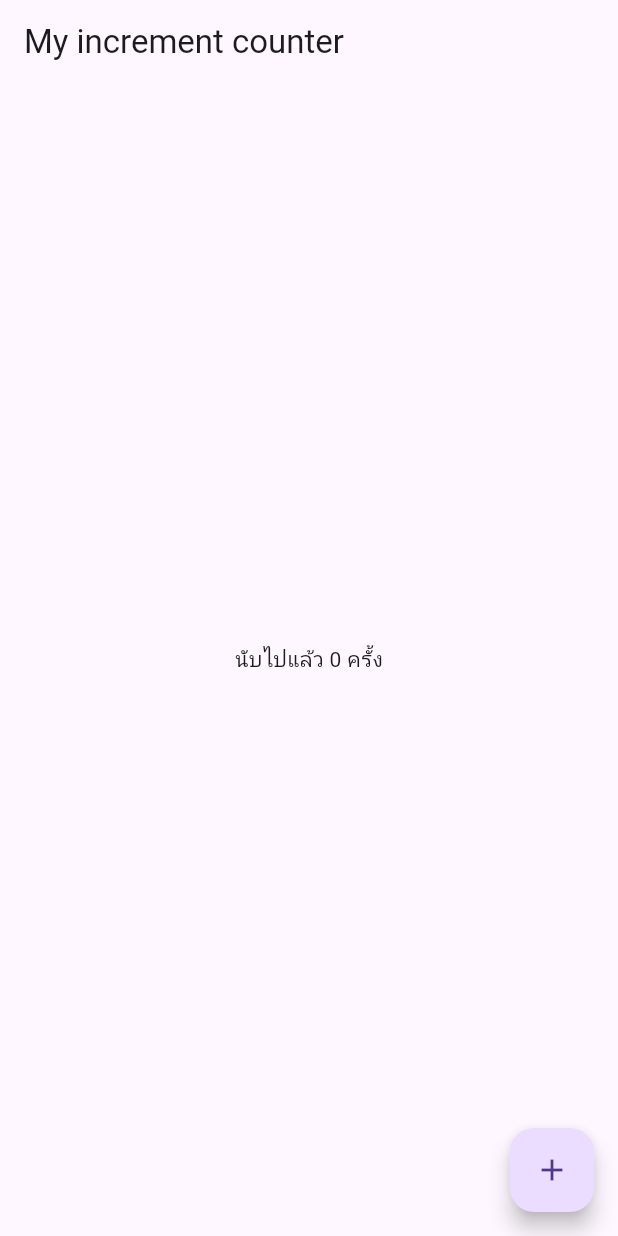
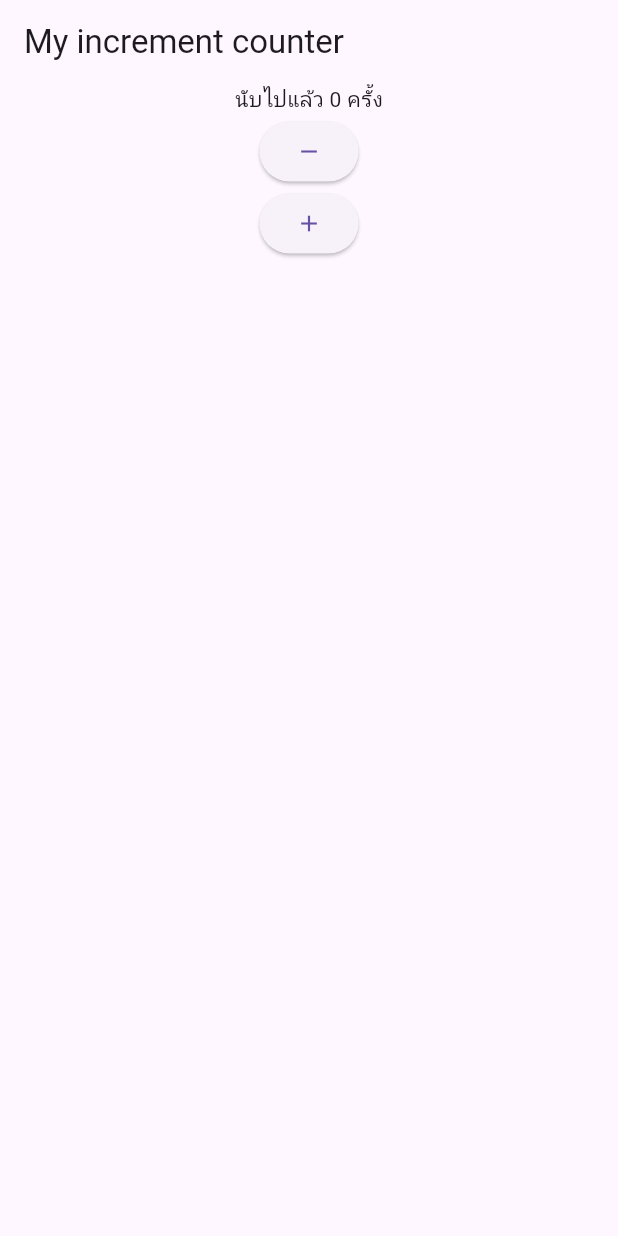
Before and after one commit to hnong2004/example_2, a Flutter app: the screen it shows after launch, on a phone screen of 412 x 824 dp. Run offline on Flutter 3.47's test engine with Material 3 defaults, Android fonts, the phone set to English and light mode, and no system bars.

Commit message:
homework1

```diff
--- a/lib/screen/my_home_page.dart
+++ b/lib/screen/my_home_page.dart
@@ -16,6 +16,16 @@ class _MyWidgetState extends State<MyHomePage> {
     });
   }
 
+  void _decrementCounter() {
+    setState(() {
+      if (_counter > 0) {
+        _counter--;
+      } else {
+        _counter = 0;
+      }
+    });
+  }
+
   @override
   Widget build(BuildContext context) {
     return Scaffold(
@@ -23,11 +33,19 @@ class _MyWidgetState extends State<MyHomePage> {
         title: const Text("My increment counter"),
       ),
       body: Center(
-        child: Text("นับไปแล้ว $_counter ครั้ง"),
-      ),
-      floatingActionButton: FloatingActionButton(
-        onPressed: _incrementCounter,
-        child: const Icon(Icons.add),
+        child: Column(
+          children: [
+            Text("นับไปแล้ว $_counter ครั้ง"),
+            ElevatedButton(
+              onPressed: _decrementCounter,
+              child: const Icon(Icons.remove),
+            ),
+            ElevatedButton(
+              onPressed: _incrementCounter,
+              child: const Icon(Icons.add),
+            ),
+          ],
+        ),
       ),
     );
   }
```
